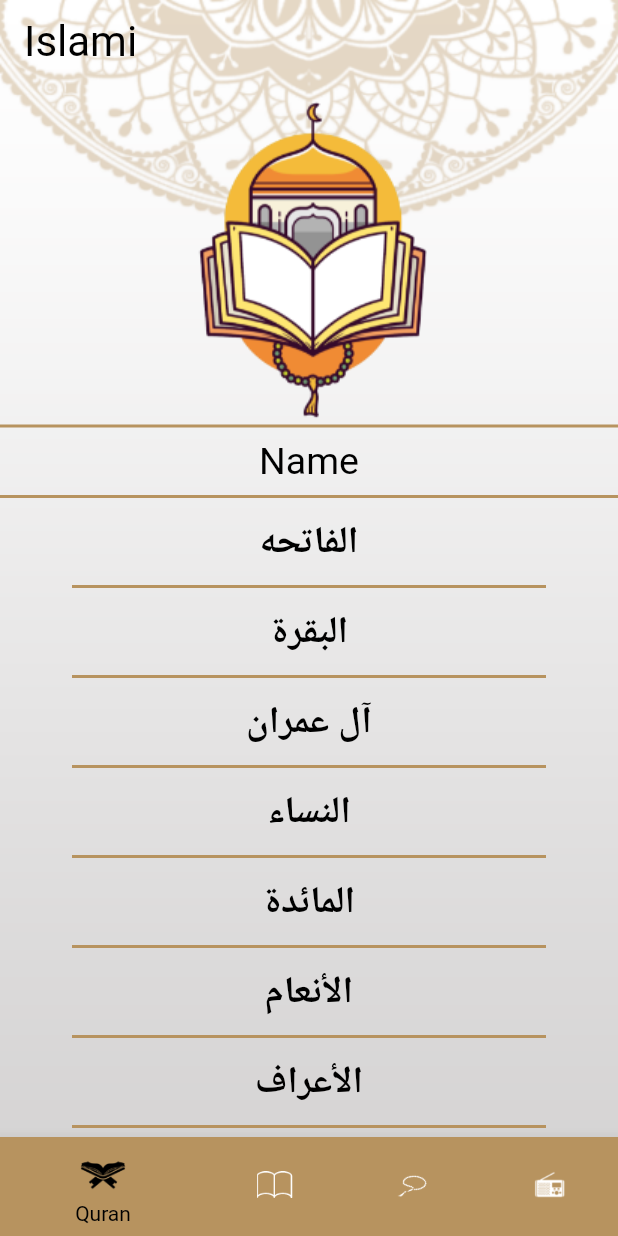
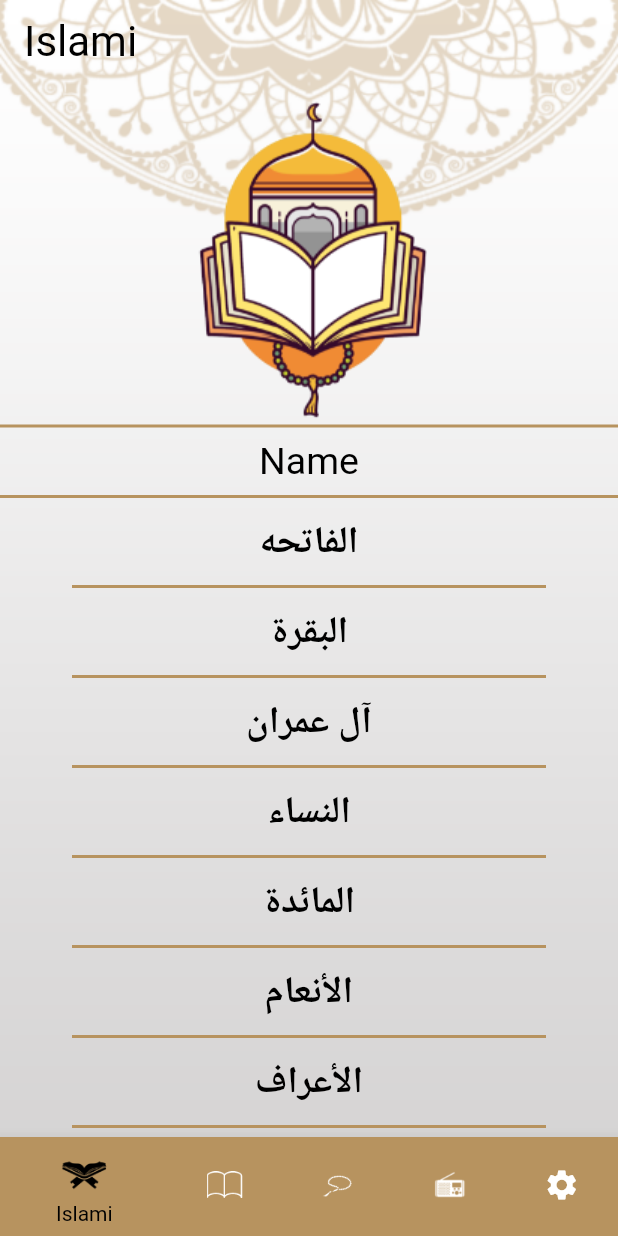
Before and after one commit to mohamednabiltraining/islami-c6-sat, a Flutter app: the screen it shows after launch, on a phone screen of 412 x 824 dp. Run offline on Flutter 3.47's test engine with Material 2 defaults, Android fonts, the phone set to English and light mode, and no system bars; generated files the repository leaves out were written again.

Commit message:
added settings tab finished localization and theming

```diff
--- /dev/null
+++ b/l10n.yaml
@@ -0,0 +1,3 @@
+arb-dir: lib/l10n
+#template-arb-file: app_en.arb
+output-localization-file: app_localizations.dart
--- a/lib/home/home_screen.dart
+++ b/lib/home/home_screen.dart
@@ -1,9 +1,12 @@
 import 'package:flutter/material.dart';
+import 'package:flutter_gen/gen_l10n/app_localizations.dart';
 import 'package:islami_c6_sat/home/hadeth/hadeth_tab.dart';
 import 'package:islami_c6_sat/home/quran/quran_tab.dart';
 import 'package:islami_c6_sat/home/radio/radio_tab.dart';
+import 'package:islami_c6_sat/home/settings/settings_tab.dart';
 import 'package:islami_c6_sat/home/tasbeh/tasbeh_tab.dart';
-import 'package:islami_c6_sat/my_theme.dart';
+import 'package:islami_c6_sat/providers/settings_provider.dart';
+import 'package:provider/provider.dart';
 
 class HomeScreen extends StatefulWidget {
   static const String routeName = 'Home';
@@ -17,46 +20,58 @@ class _HomeScreenState extends State<HomeScreen> {
 
   @override
   Widget build(BuildContext context) {
+    var settingsProvider = Provider.of<SettingsProvider>(context);
     return Container(
       decoration: BoxDecoration(
           image: DecorationImage(
         fit: BoxFit.fill,
-        image: AssetImage('assets/images/light_background.png'),
+        image: AssetImage(settingsProvider.getMainBackGround()),
       )),
       child: Scaffold(
         appBar: AppBar(
-          title: Text('Islami'),
+          title: Text(AppLocalizations.of(context)!.app_title),
         ),
-        bottomNavigationBar: Theme(
-          data: Theme.of(context).copyWith(canvasColor: MyTheme.primaryColor),
-          child: BottomNavigationBar(
+        bottomNavigationBar: BottomNavigationBar(
           currentIndex: selectedIndex,
           onTap: (index) {
             selectedIndex = index;
             setState(() {});
           },
-            items: const [
+          items: [
             BottomNavigationBarItem(
+                backgroundColor: Theme.of(context).backgroundColor,
                 icon: ImageIcon(
                   AssetImage('assets/images/ic_quran.png'),
                 ),
-                  label: 'Quran'),
+                label: (AppLocalizations.of(context)?.app_title)),
             BottomNavigationBarItem(
+                backgroundColor: Theme.of(context).backgroundColor,
                 icon: ImageIcon(AssetImage('assets/images/ic_hadeth.png')),
-                  label: 'Hadeth'),
+                label: AppLocalizations.of(context)!.hadeth_title ?? ""),
             BottomNavigationBarItem(
+                backgroundColor: Theme.of(context).backgroundColor,
                 icon: ImageIcon(AssetImage('assets/images/ic_sebha.png')),
-                  label: 'Tasbeh'),
+                label: AppLocalizations.of(context)!.tasbeh_title ?? ""),
             BottomNavigationBarItem(
+                backgroundColor: Theme.of(context).backgroundColor,
                 icon: ImageIcon(AssetImage('assets/images/ic_radio.png')),
-                  label: 'Radio'),
+                label: AppLocalizations.of(context)!.radio_title ?? ""),
+            BottomNavigationBarItem(
+                backgroundColor: Theme.of(context).backgroundColor,
+                icon: Icon(Icons.settings),
+                label: AppLocalizations.of(context)!.settings_title ?? ""),
           ],
-          ),
         ),
         body: tabs[selectedIndex],
       ),
     );
   }
 
-  List<Widget> tabs = [QuranTab(), HadethTab(), TasbehTab(), RadioTab()];
+  List<Widget> tabs = [
+    QuranTab(),
+    HadethTab(),
+    TasbehTab(),
+    RadioTab(),
+    SettingsTab()
+  ];
 }
--- a/lib/home/quran/quran_tab.dart
+++ b/lib/home/quran/quran_tab.dart
@@ -1,6 +1,5 @@
 import 'package:flutter/material.dart';
 import 'package:islami_c6_sat/home/quran/sura_title.dart';
-import 'package:islami_c6_sat/my_theme.dart';
 
 class QuranTab extends StatelessWidget {
   var names = [
@@ -135,8 +134,8 @@ class QuranTab extends StatelessWidget {
           padding: EdgeInsets.symmetric(vertical: 8),
           decoration: BoxDecoration(
               border: Border.symmetric(
-                  horizontal:
-                      BorderSide(color: MyTheme.primaryColor, width: 2))),
+                  horizontal: BorderSide(
+                      color: Theme.of(context).primaryColor, width: 2))),
           child: Text(
             'Name',
             textAlign: TextAlign.center,
@@ -151,7 +150,7 @@ class QuranTab extends StatelessWidget {
           itemCount: names.length,
           separatorBuilder: (_, index) {
             return Container(
-              color: MyTheme.primaryColor,
+              color: Theme.of(context).primaryColor,
               width: double.infinity,
               height: 2,
               margin: EdgeInsets.symmetric(horizontal: 48),
--- a/lib/main.dart
+++ b/lib/main.dart
@@ -1,22 +1,43 @@
 import 'package:flutter/material.dart';
+import 'package:flutter_gen/gen_l10n/app_localizations.dart';
+import 'package:flutter_localizations/flutter_localizations.dart';
+import 'package:islami_c6_sat/home/hadeth/hadeth_details.dart';
 import 'package:islami_c6_sat/home/home_screen.dart';
 import 'package:islami_c6_sat/home/quran/sura_details.dart';
 import 'package:islami_c6_sat/my_theme.dart';
+import 'package:islami_c6_sat/providers/settings_provider.dart';
+import 'package:provider/provider.dart';
 
 void main() {
-  runApp(MyApp());
+  runApp(ChangeNotifierProvider<SettingsProvider>(
+      create: (buildContext) => SettingsProvider(), child: MyApp()));
 }
 
 class MyApp extends StatelessWidget {
   @override
   Widget build(BuildContext context) {
+    var provider = Provider.of<SettingsProvider>(context);
     return MaterialApp(
       theme: MyTheme.lightTheme,
+      darkTheme: MyTheme.darkTheme,
       routes: {
         HomeScreen.routeName: (_) => HomeScreen(),
-        SuraDetailsScreen.routeName: (_) => SuraDetailsScreen()
+        SuraDetailsScreen.routeName: (_) => SuraDetailsScreen(),
+        HadethDetailsScreen.routeName: (_) => HadethDetailsScreen(),
       },
+      supportedLocales: [
+        Locale('en', ''), // English, no country code
+        Locale('ar', ''), // Spanish, no country code
+      ],
+      localizationsDelegates: [
+        AppLocalizations.delegate, // Add this line
+        GlobalMaterialLocalizations.delegate,
+        GlobalWidgetsLocalizations.delegate,
+        GlobalCupertinoLocalizations.delegate,
+      ],
+      locale: Locale(provider.currentLocale),
       initialRoute: HomeScreen.routeName,
+      themeMode: provider.currentTheme,
     );
   }
 }
--- a/lib/my_theme.dart
+++ b/lib/my_theme.dart
@@ -2,10 +2,14 @@ import 'package:flutter/cupertino.dart';
 import 'package:flutter/material.dart';
 
 class MyTheme {
-  static const Color primaryColor = Color(0xFFB7935F);
+  static const Color colorGold = Color(0xFFB7935F);
+  static const Color colorYellow = Color(0xFFFACC1D);
+  static const Color colorNavy = Color(0xFF141A2E);
   static final ThemeData lightTheme = ThemeData(
-      primaryColor: primaryColor,
-      progressIndicatorTheme: ProgressIndicatorThemeData(color: primaryColor),
+      bottomSheetTheme: BottomSheetThemeData(backgroundColor: Colors.white),
+      backgroundColor: colorGold,
+      primaryColor: colorGold,
+      progressIndicatorTheme: ProgressIndicatorThemeData(color: colorGold),
       scaffoldBackgroundColor: Colors.transparent,
       appBarTheme: const AppBarTheme(
           iconTheme: IconThemeData(color: Colors.black),
@@ -26,4 +30,29 @@ class MyTheme {
           color: Colors.black,
         ),
       ));
+  static final ThemeData darkTheme = ThemeData(
+      bottomSheetTheme: BottomSheetThemeData(backgroundColor: colorNavy),
+      backgroundColor: colorNavy,
+      primaryColor: colorYellow,
+      progressIndicatorTheme: ProgressIndicatorThemeData(color: colorYellow),
+      scaffoldBackgroundColor: Colors.transparent,
+      appBarTheme: const AppBarTheme(
+          iconTheme: IconThemeData(color: Colors.white),
+          backgroundColor: Colors.transparent,
+          elevation: 0,
+          titleTextStyle: TextStyle(color: Colors.white, fontSize: 28)),
+      bottomNavigationBarTheme: const BottomNavigationBarThemeData(
+          selectedItemColor: colorYellow,
+          unselectedItemColor: Colors.white,
+          selectedIconTheme: IconThemeData(size: 36)),
+      textTheme: TextTheme(
+        bodyMedium: TextStyle(
+          fontSize: 20,
+          color: Colors.white,
+        ),
+        titleMedium: TextStyle(
+          fontSize: 25,
+          color: Colors.white,
+        ),
+      ));
 }
--- /dev/null
+++ b/lib/providers/settings_provider.dart
@@ -0,0 +1,32 @@
+import 'package:flutter/material.dart';
+
+class SettingsProvider extends ChangeNotifier {
+  String currentLocale = 'en';
+  ThemeMode currentTheme = ThemeMode.light;
+
+  bool isLightTheme() {
+    return currentTheme == ThemeMode.light;
+  }
+
+  String getMainBackGround() {
+    return isLightTheme()
+        ? 'assets/images/light_background.png'
+        : 'assets/images/dark_background.png';
+  }
+
+  void changeTheme(ThemeMode newMode) {
+    if (newMode == currentTheme) return;
+    currentTheme = newMode;
+    notifyListeners();
+  }
+
+  String getCurrentLocaleString() {
+    return currentLocale == 'en' ? "English" : "العربيه";
+  }
+
+  void changeLanguage(String newLocale) {
+    if (newLocale == currentLocale) return;
+    currentLocale = newLocale;
+    notifyListeners();
+  }
+}
--- a/pubspec.yaml
+++ b/pubspec.yaml
@@ -29,7 +29,11 @@ environment:
 dependencies:
   flutter:
     sdk: flutter
+  flutter_localizations: # Add this line
+    sdk: flutter         # Add this line
 
+  intl: ^0.17.0-nullsafety.2 # Add this line
+  provider: ^6.0.3
 
   # The following adds the Cupertino Icons font to your application.
   # Use with the CupertinoIcons class for iOS style icons.
@@ -51,6 +55,8 @@ dev_dependencies:
 
 # The following section is specific to Flutter.
 flutter:
+
+  generate: true # Add this line
 
   # The following line ensures that the Material Icons font is
   # included with your application, so that you can use the icons in
```
Also changed, not shown: lib/home/hadeth/hadeth_details.dart (added, +42 -0 lines), lib/home/hadeth/hadeth_name_widget.dart (added, +29 -0 lines), lib/home/hadeth/hadeth_tab.dart (+11 -3 lines), lib/home/settings/language_bottom_sheet.dart (added, +64 -0 lines), lib/home/settings/settings_tab.dart (added, +85 -0 lines), lib/home/settings/theme_bottom_sheet.dart (added, +65 -0 lines), lib/l10n/app_ar.arb (added, +12 -0 lines), lib/l10n/app_en.arb (added, +12 -0 lines), assets/images/dark_background.png (added), pubspec.lock. Lines whose indentation alone changed are shown as unchanged.
